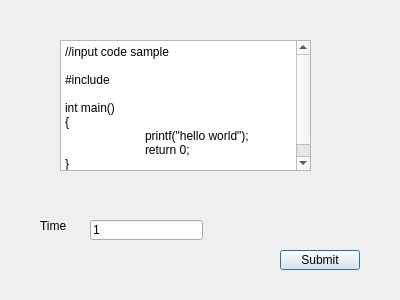
This is Client/submitdialog.ui in andinsbing/FinalWork as Qt 5 draws it before an edit. The edited form follows.
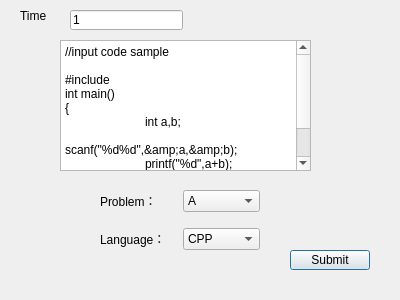
This is the edited form.

Diff of the .ui file:
```diff
--- a/Client/submitdialog.ui
+++ b/Client/submitdialog.ui
@@ -26,10 +26,11 @@
     <string>//input code sample
 
 #include&lt;stdio.h&gt;
-
 int main()
 {
-	printf(&quot;hello world&quot;);
+	int a,b;
+	scanf(&quot;%d%d&quot;,&amp;a,&amp;b);
+	printf(&quot;%d&quot;,a+b);
 	return 0;
 }</string>
    </property>
@@ -37,7 +38,7 @@
   <widget class="QPushButton" name="pushButton">
    <property name="geometry">
     <rect>
-     <x>280</x>
+     <x>290</x>
      <y>250</y>
      <width>80</width>
      <height>20</height>
@@ -50,8 +51,8 @@
   <widget class="QLineEdit" name="timeText">
    <property name="geometry">
     <rect>
-     <x>90</x>
-     <y>220</y>
+     <x>70</x>
+     <y>10</y>
      <width>113</width>
      <height>20</height>
     </rect>
@@ -60,11 +61,11 @@
     <string>1</string>
    </property>
   </widget>
-  <widget class="QLabel" name="label">
+  <widget class="QLabel" name="timeLabel">
    <property name="geometry">
     <rect>
-     <x>40</x>
-     <y>220</y>
+     <x>20</x>
+     <y>10</y>
      <width>54</width>
      <height>12</height>
     </rect>
@@ -73,6 +74,70 @@
     <string>Time</string>
    </property>
   </widget>
+  <widget class="QWidget" name="gridLayoutWidget">
+   <property name="geometry">
+    <rect>
+     <x>100</x>
+     <y>180</y>
+     <width>160</width>
+     <height>80</height>
+    </rect>
+   </property>
+   <layout class="QGridLayout" name="gridLayout">
+    <item row="1" column="1">
+     <widget class="QComboBox" name="comboBox">
+      <item>
+       <property name="text">
+        <string>CPP</string>
+       </property>
+      </item>
+      <item>
+       <property name="text">
+        <string>C</string>
+       </property>
+      </item>
+      <item>
+       <property name="text">
+        <string>JAVA</string>
+       </property>
+      </item>
+     </widget>
+    </item>
+    <item row="0" column="1">
+     <widget class="QComboBox" name="comboBox_2">
+      <item>
+       <property name="text">
+        <string>A</string>
+       </property>
+      </item>
+      <item>
+       <property name="text">
+        <string>B</string>
+       </property>
+      </item>
+      <item>
+       <property name="text">
+        <string>C</string>
+       </property>
+      </item>
+     </widget>
+    </item>
+    <item row="0" column="0">
+     <widget class="QLabel" name="label">
+      <property name="text">
+       <string>Problem：</string>
+      </property>
+     </widget>
+    </item>
+    <item row="1" column="0">
+     <widget class="QLabel" name="label_2">
+      <property name="text">
+       <string>Language：</string>
+      </property>
+     </widget>
+    </item>
+   </layout>
+  </widget>
  </widget>
  <resources/>
  <connections/>
```
Left out of the diff: 2 changed lines with no effect on the pictures.
